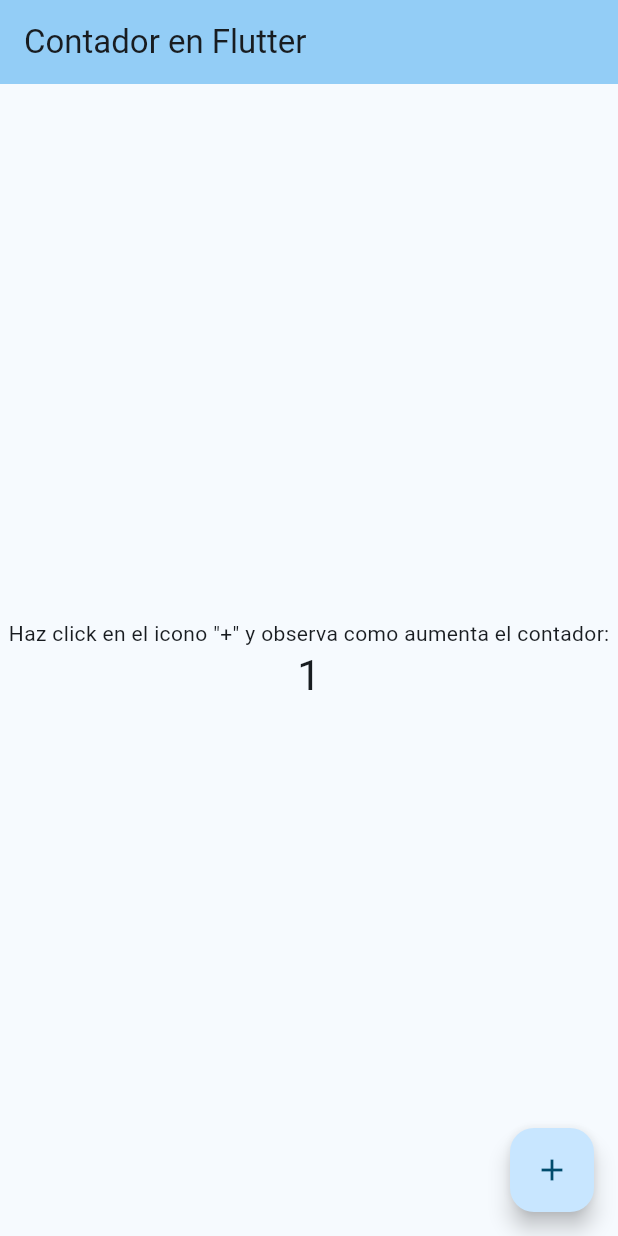
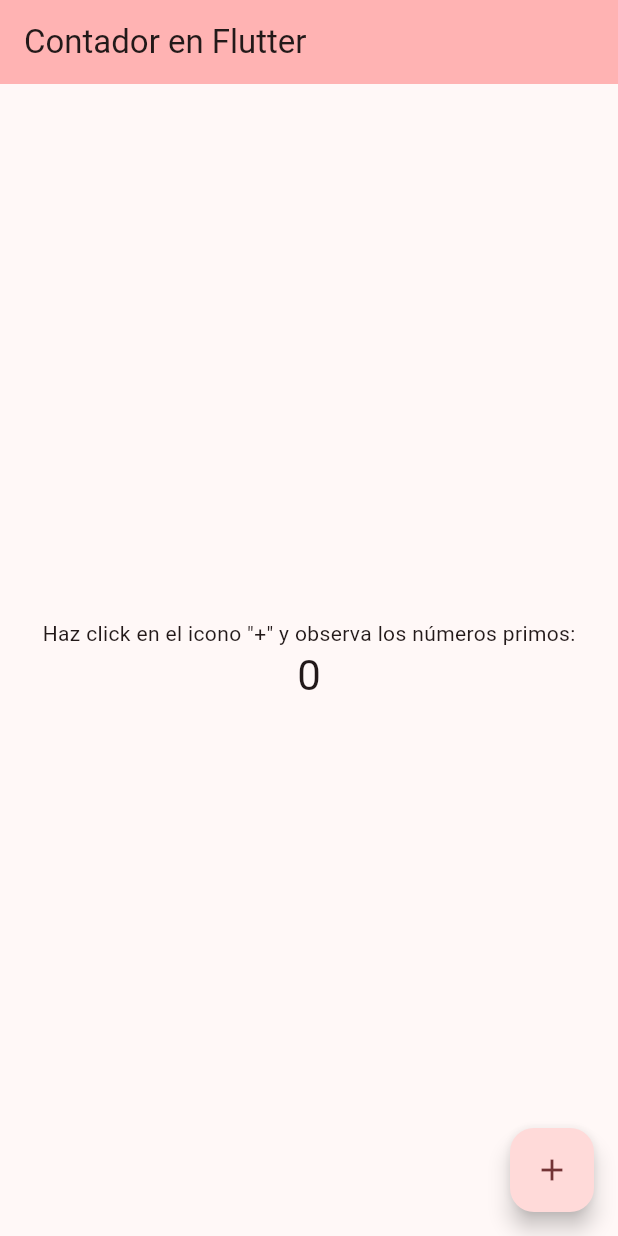
Before and after one commit to Mino-Mateo/Flutter, a Flutter app: the screen it shows after launch, after a tap on the "add" icon, on a phone screen of 412 x 824 dp. Run offline on Flutter 3.47's test engine with Material 3 defaults, Android fonts, the phone set to English and light mode, and no system bars.

```diff
--- a/primos/lib/main.dart
+++ b/primos/lib/main.dart
@@ -1,4 +1,5 @@
 import 'package:flutter/material.dart';
+import 'dart:io';
 
 void main() {
   runApp(const MyApp());
@@ -11,7 +12,7 @@ class MyApp extends StatelessWidget {
   @override
   Widget build(BuildContext context) {
     return MaterialApp(
-      title: 'Flutter Demo',
+      title: 'Mostrador de primos',
       theme: ThemeData(
         // This is the theme of your application.
         //
@@ -28,8 +29,8 @@ class MyApp extends StatelessWidget {
         //
         // This works for code too, not just values: Most code changes can be
         // tested with just a hot reload.
-        colorScheme: ColorScheme.fromSeed(
-            seedColor: const Color.fromARGB(255, 58, 137, 183)),
+        colorScheme:
+            ColorScheme.fromSeed(seedColor: Color.fromARGB(255, 183, 58, 68)),
         useMaterial3: true,
       ),
       home: const MyHomePage(title: 'Contador en Flutter '),
@@ -59,14 +60,7 @@ class _MyHomePageState extends State<MyHomePage> {
   int _counter = 0;
 
   void _incrementCounter() {
-    setState(() {
-      // This call to setState tells the Flutter framework that something has
-      // changed in this State, which causes it to rerun the build method below
-      // so that the display can reflect the updated values. If we changed
-      // _counter without calling setState(), then the build method would not be
-      // called again, and so nothing would appear to happen.
-      _counter++;
-    });
+    setState(() {});
   }
 
   @override
@@ -107,7 +101,7 @@ class _MyHomePageState extends State<MyHomePage> {
           mainAxisAlignment: MainAxisAlignment.center,
           children: <Widget>[
             const Text(
-              'Haz click en el icono "+" y observa como aumenta el contador:',
+              'Haz click en el icono "+" y observa los números primos:',
             ),
             Text(
               '$_counter',
```
